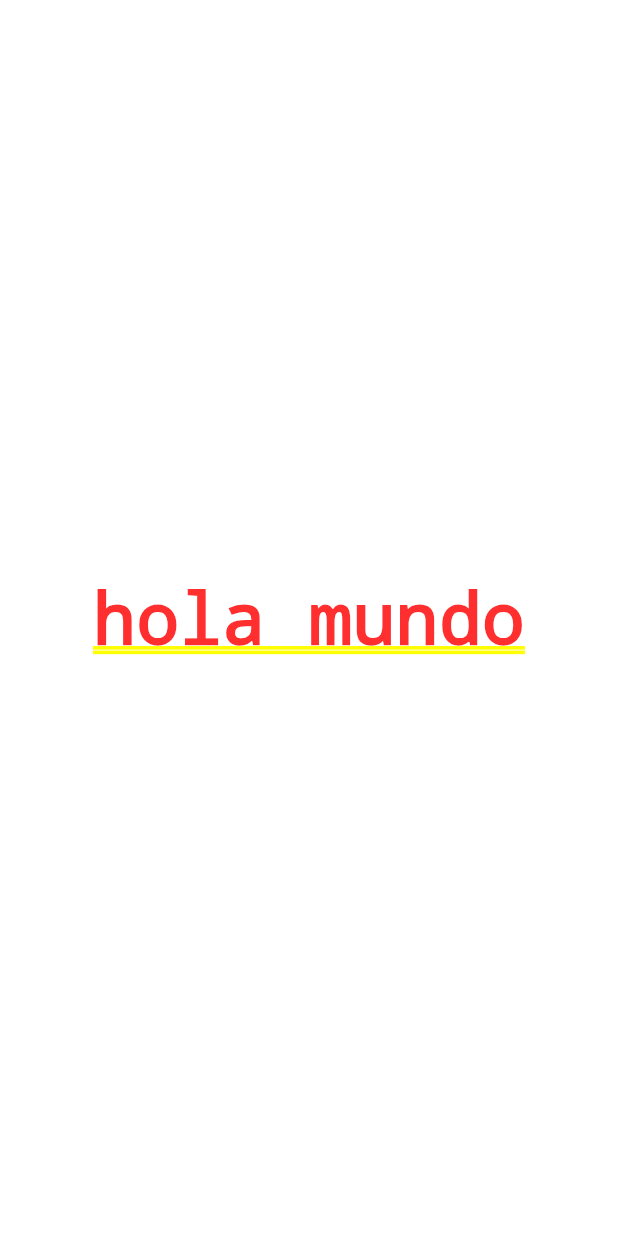
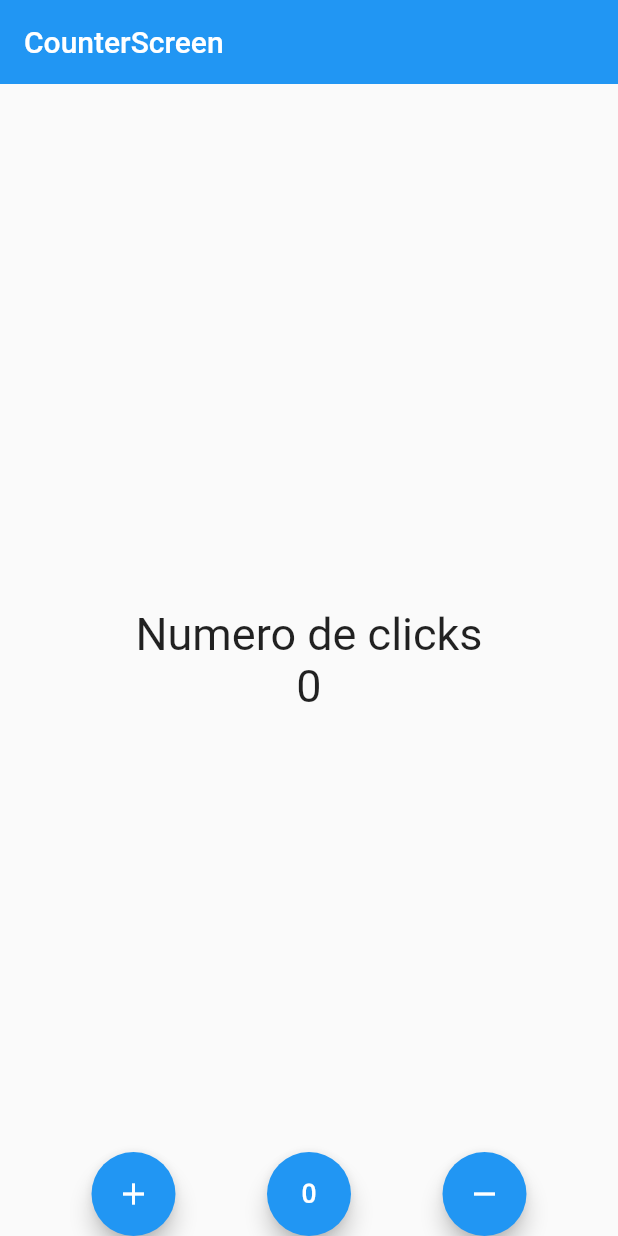
Before and after one commit to Benqui/Flutter-Stuff, a Flutter app: the screen it shows after launch, on a phone screen of 412 x 824 dp. Run offline on Flutter 3.47's test engine with Material 2 defaults, Android fonts, the phone set to English and light mode, and no system bars.

Commit message:
avance en primer flutter

```diff
--- a/programas/part_02/hola_mundo_y_contador/lib/main.dart
+++ b/programas/part_02/hola_mundo_y_contador/lib/main.dart
@@ -1,17 +1,20 @@
 import 'package:flutter/material.dart';
+import 'package:hola_mundo_y_contador/screens/counter_screen.dart';
+import 'package:hola_mundo_y_contador/screens/home_screen.dart';
 
 void main() {
-  runApp(MyApp());
+  runApp(const MyApp());
 }
 
 class MyApp extends StatelessWidget {
+  const MyApp({Key? key}) : super(key: key);
+
   //todo stateles widget tiene un build
   @override
   Widget build(BuildContext context) {
-    return MaterialApp(
-      home: Center(
-        child: Text('hola mundo'),
-      ),
+    return const MaterialApp(
+      debugShowCheckedModeBanner: false,
+      home: CounterScreen(),
     );
   }
 }
--- /dev/null
+++ b/programas/part_02/hola_mundo_y_contador/lib/screens/counter_screen.dart
@@ -0,0 +1,64 @@
+import 'package:flutter/material.dart';
+
+class CounterScreen extends StatefulWidget {
+  const CounterScreen({Key? key}) : super(key: key);
+
+  @override
+  State<CounterScreen> createState() => _CounterScreenState();
+}
+
+class _CounterScreenState extends State<CounterScreen> {
+  int cont = 0; //propiedad
+
+  @override
+  Widget build(BuildContext context) {
+    const fonSizeclase = TextStyle(fontSize: 30);
+
+    return Scaffold(
+      appBar: AppBar(
+        title: const Text('CounterScreen'),
+        elevation: 0.0,
+      ),
+      body: Center(
+        child: Column(
+          mainAxisAlignment: MainAxisAlignment.center,
+          children: [
+            const Text(
+              'Numero de clicks',
+              style: fonSizeclase,
+            ),
+            Text('$cont', style: fonSizeclase),
+          ],
+        ),
+      ),
+      floatingActionButtonLocation: FloatingActionButtonLocation.centerDocked,
+      floatingActionButton: Row(
+        mainAxisAlignment: MainAxisAlignment.spaceEvenly,
+        crossAxisAlignment: CrossAxisAlignment.center,
+        children: [
+          FloatingActionButton(
+            child: const Icon(Icons.add),
+            onPressed: () {
+              cont++;
+              setState(() {}); //funcion anonima
+            },
+          ),
+          FloatingActionButton(
+            child: const Icon(Icons.exposure_zero_outlined),
+            onPressed: () {
+              cont = 0;
+              setState(() {}); //funcion anonima
+            },
+          ),
+          FloatingActionButton(
+            child: const Icon(Icons.remove),
+            onPressed: () {
+              cont--;
+              setState(() {}); //funcion anonima
+            },
+          ),
+        ],
+      ),
+    );
+  }
+}
```
Also changed, not shown: programas/part_02/hola_mundo_y_contador/lib/screens/home_screen.dart (added, +38 -0 lines), 1 other file.
